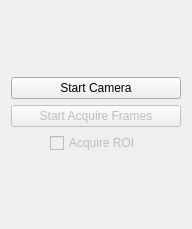
The window that forms/camera_control.ui (lsst-sitcom/spot_motion_monitor) describes before a commit, drawn with Qt 5.
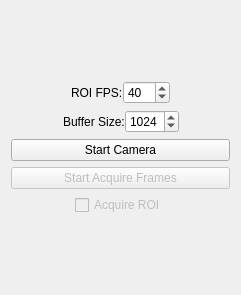
The same window after the commit.

Commit message: Adding ROI FPS and buffer size controls to camera control widget.

```diff
--- a/forms/camera_control.ui
+++ b/forms/camera_control.ui
@@ -6,8 +6,8 @@
    <rect>
     <x>0</x>
     <y>0</y>
-    <width>192</width>
-    <height>229</height>
+    <width>241</width>
+    <height>295</height>
    </rect>
   </property>
   <property name="minimumSize">
@@ -33,6 +33,115 @@
      </property>
     </spacer>
    </item>
+   <item>
+    <layout class="QHBoxLayout" name="horizontalLayout_2">
+     <property name="spacing">
+      <number>0</number>
+     </property>
+     <item>
+      <spacer name="horizontalSpacer_3">
+       <property name="orientation">
+        <enum>Qt::Horizontal</enum>
+       </property>
+       <property name="sizeHint" stdset="0">
+        <size>
+         <width>40</width>
+         <height>20</height>
+        </size>
+       </property>
+      </spacer>
+     </item>
+     <item>
+      <widget class="QLabel" name="roiFpsLabel">
+       <property name="text">
+        <string>ROI FPS:</string>
+       </property>
+      </widget>
+     </item>
+     <item>
+      <widget class="QSpinBox" name="roiFpsSpinBox">
+       <property name="minimum">
+        <number>1</number>
+       </property>
+       <property name="maximum">
+        <number>150</number>
+       </property>
+       <property name="value">
+        <number>40</number>
+       </property>
+      </widget>
+     </item>
+     <item>
+      <spacer name="horizontalSpacer_4">
+       <property name="orientation">
+        <enum>Qt::Horizontal</enum>
+       </property>
+       <property name="sizeHint" stdset="0">
+        <size>
+         <width>40</width>
+         <height>20</height>
+        </size>
+       </property>
+      </spacer>
+     </item>
+    </layout>
+   </item>
+   <item>
+    <layout class="QHBoxLayout" name="horizontalLayout_3">
+     <property name="spacing">
+      <number>0</number>
+     </property>
+     <item>
+      <spacer name="horizontalSpacer_5">
+       <property name="orientation">
+        <enum>Qt::Horizontal</enum>
+       </property>
+       <property name="sizeHint" stdset="0">
+        <size>
+         <width>40</width>
+         <height>20</height>
+        </size>
+       </property>
+      </spacer>
+     </item>
+     <item>
+      <widget class="QLabel" name="bufferSizeLabel">
+       <property name="text">
+        <string>Buffer Size:</string>
+       </property>
+      </widget>
+     </item>
+     <item>
+      <widget class="QSpinBox" name="bufferSizeSpinBox">
+       <property name="readOnly">
+        <bool>false</bool>
+       </property>
+       <property name="minimum">
+        <number>128</number>
+       </property>
+       <property name="maximum">
+        <number>4096</number>
+       </property>
+       <property name="value">
+        <number>1024</number>
+       </property>
+      </widget>
+     </item>
+     <item>
+      <spacer name="horizontalSpacer_6">
+       <property name="orientation">
+        <enum>Qt::Horizontal</enum>
+       </property>
+       <property name="sizeHint" stdset="0">
+        <size>
+         <width>40</width>
+         <height>20</height>
+        </size>
+       </property>
+      </spacer>
+     </item>
+    </layout>
+   </item>
    <item>
     <widget class="QPushButton" name="startStopButton">
      <property name="text">
```
The commit also changes 5 other files.
